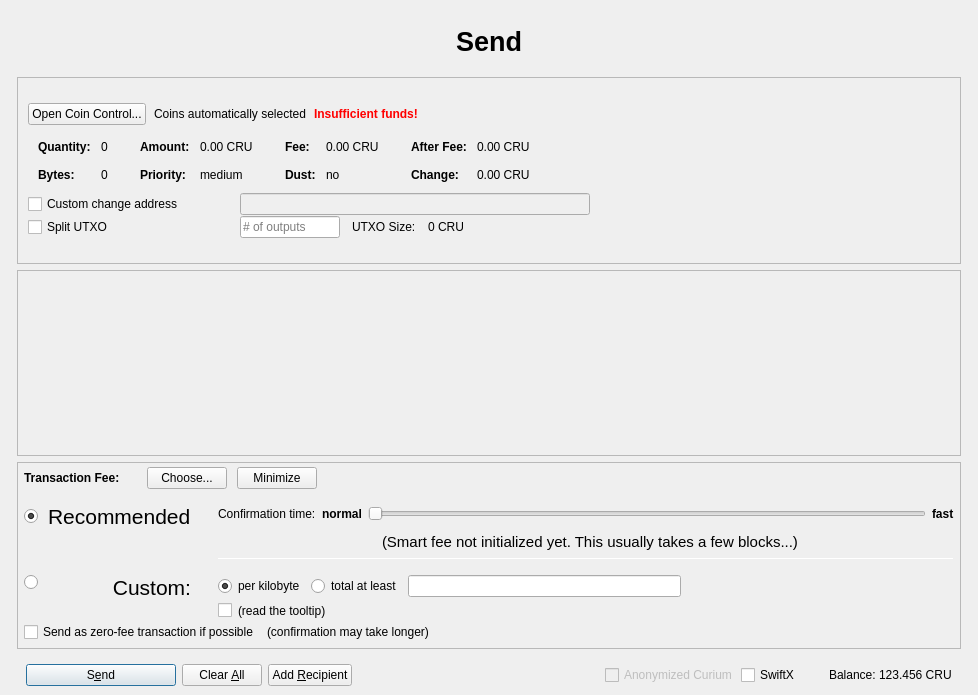
Before: the Qt Designer form src/qt/forms/sendcoinsdialog.ui in curiumofficial/curium, drawn with Qt 5.
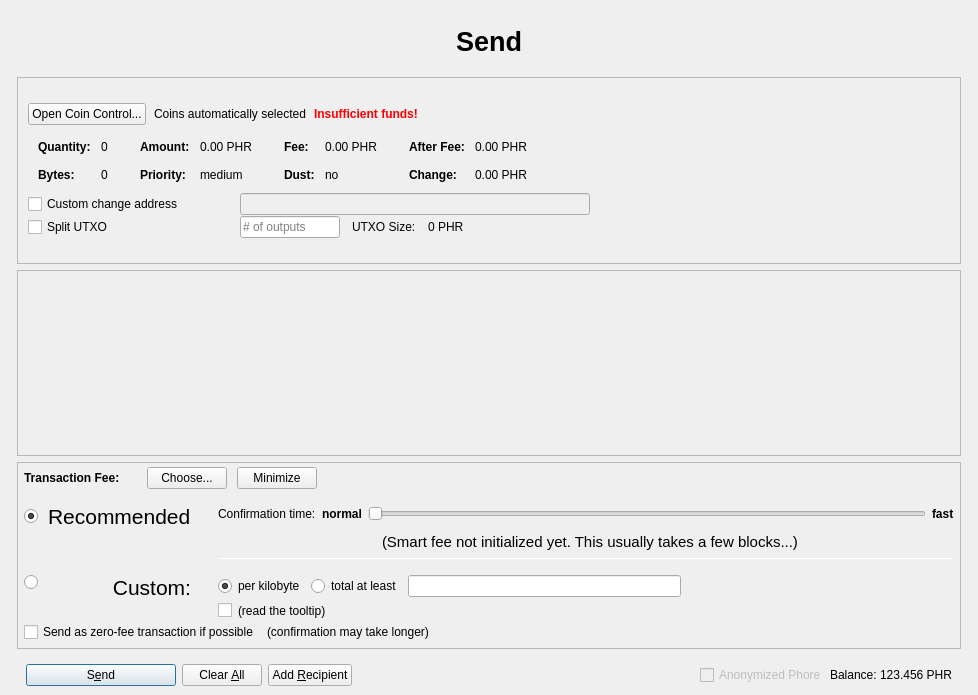
After: the same form once the commit is applied. Custom widgets are drawn as their Qt base class.

Commit message:
Revert "Merge branch 'master' of https://github.com/mrmetech/Phore"
This reverts commit 10351821c45adb108e26848839083e4cf0c03f68, reversing
changes made to 9868d05e466f00386fa9a980ed9852cafee7bf8e.

The edit to the form file:
```diff
--- a/src/qt/forms/sendcoinsdialog.ui
+++ b/src/qt/forms/sendcoinsdialog.ui
@@ -411,7 +411,7 @@
                         <enum>Qt::ActionsContextMenu</enum>
                        </property>
                        <property name="text">
-                        <string notr="true">0.00 CRU</string>
+                        <string notr="true">0.00 PHR</string>
                        </property>
                        <property name="textInteractionFlags">
                         <set>Qt::LinksAccessibleByMouse|Qt::TextSelectableByKeyboard|Qt::TextSelectableByMouse</set>
@@ -491,7 +491,7 @@
                         <enum>Qt::ActionsContextMenu</enum>
                        </property>
                        <property name="text">
-                        <string notr="true">0.00 CRU</string>
+                        <string notr="true">0.00 PHR</string>
                        </property>
                        <property name="textInteractionFlags">
                         <set>Qt::LinksAccessibleByMouse|Qt::TextSelectableByKeyboard|Qt::TextSelectableByMouse</set>
@@ -571,7 +571,7 @@
                         <enum>Qt::ActionsContextMenu</enum>
                        </property>
                        <property name="text">
-                        <string notr="true">0.00 CRU</string>
+                        <string notr="true">0.00 PHR</string>
                        </property>
                        <property name="textInteractionFlags">
                         <set>Qt::LinksAccessibleByMouse|Qt::TextSelectableByKeyboard|Qt::TextSelectableByMouse</set>
@@ -600,7 +600,7 @@
                         <enum>Qt::ActionsContextMenu</enum>
                        </property>
                        <property name="text">
-                        <string notr="true">0.00 CRU</string>
+                        <string notr="true">0.00 PHR</string>
                        </property>
                        <property name="textInteractionFlags">
                         <set>Qt::LinksAccessibleByMouse|Qt::TextSelectableByKeyboard|Qt::TextSelectableByMouse</set>
@@ -767,7 +767,7 @@
                 <item>
                  <widget class="QLabel" name="labelBlockSize">
                   <property name="text">
-                   <string>0 CRU</string>
+                   <string>0 PHR</string>
                   </property>
                  </widget>
                 </item>
@@ -1619,23 +1619,7 @@
                 <bool>false</bool>
                </property>
                <property name="text">
-                <string>Anonymized Curium</string>
-               </property>
-              </widget>
-             </item>
-             <item>
-              <widget class="QCheckBox" name="checkSwiftTX">
-               <property name="enabled">
-                <bool>true</bool>
-               </property>
-               <property name="minimumSize">
-                <size>
-                 <width>85</width>
-                 <height>0</height>
-                </size>
-               </property>
-               <property name="text">
-                <string>SwiftX</string>
+                <string>Anonymized Phore</string>
                </property>
               </widget>
              </item>
@@ -1658,7 +1642,7 @@
                 <cursorShape>IBeamCursor</cursorShape>
                </property>
                <property name="text">
-                <string notr="true">123.456 CRU</string>
+                <string notr="true">123.456 PHR</string>
                </property>
                <property name="textInteractionFlags">
                 <set>Qt::LinksAccessibleByMouse|Qt::TextSelectableByKeyboard|Qt::TextSelectableByMouse</set>
```
Left out of the diff: 12 changed lines with no effect on the pictures. The commit also changes 479 other files.
